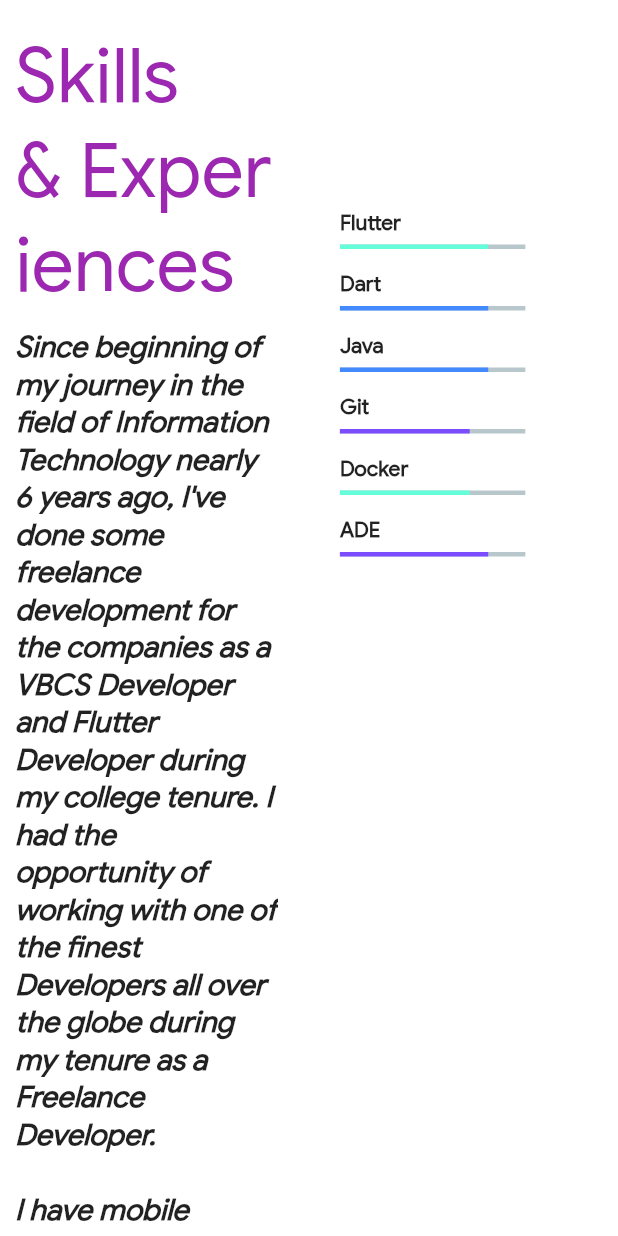
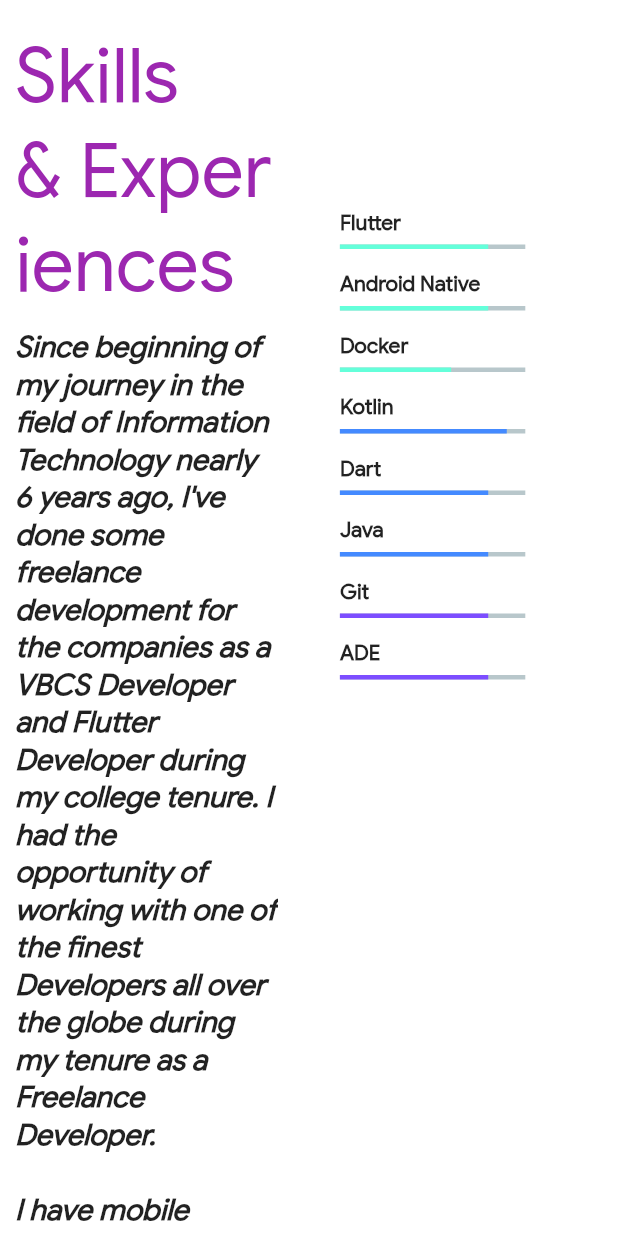
Before and after one commit to Deepeshac2890/pro_resume, a Flutter app: the MySkills widget shown alone on an empty page, opened directly, on a phone screen of 412 x 824 dp. Run offline on Flutter 3.47's test engine with Material 2 defaults, Android fonts, the phone set to English and light mode, and no system bars; drawn by our look-alikes of animated_text_kit, percent_indicator; our stand-ins replace auto_size_text, firebase_core, flip_card, share_plus; missing offline and left inert: dart:html, mailto, syncfusion_flutter_pdfviewer; accounts and stored records are empty.

Commit message:
Skills Updated

```diff
--- a/lib/Tabs/MySkills.dart
+++ b/lib/Tabs/MySkills.dart
@@ -65,12 +65,16 @@ class _MySkillsState extends State<MySkills> {
                 children: [
                   buildCircularPercentIndicator(
                       "Flutter", 0.8, Colors.tealAccent),
+                  buildCircularPercentIndicator(
+                      "Android Native", 0.8, Colors.tealAccent),
+                  buildCircularPercentIndicator(
+                      "Docker", 0.6, Colors.tealAccent),
+                  buildCircularPercentIndicator(
+                      "Kotlin", 0.9, Colors.blueAccent),
                   buildCircularPercentIndicator("Dart", 0.8, Colors.blueAccent),
                   buildCircularPercentIndicator("Java", 0.8, Colors.blueAccent),
                   buildCircularPercentIndicator(
-                      "Git", 0.7, Colors.deepPurpleAccent),
-                  buildCircularPercentIndicator(
-                      "Docker", 0.7, Colors.tealAccent),
+                      "Git", 0.8, Colors.deepPurpleAccent),
                   buildCircularPercentIndicator(
                       "ADE", 0.8, Colors.deepPurpleAccent),
                 ],
```
Also changed, not shown: pubspec.lock.
